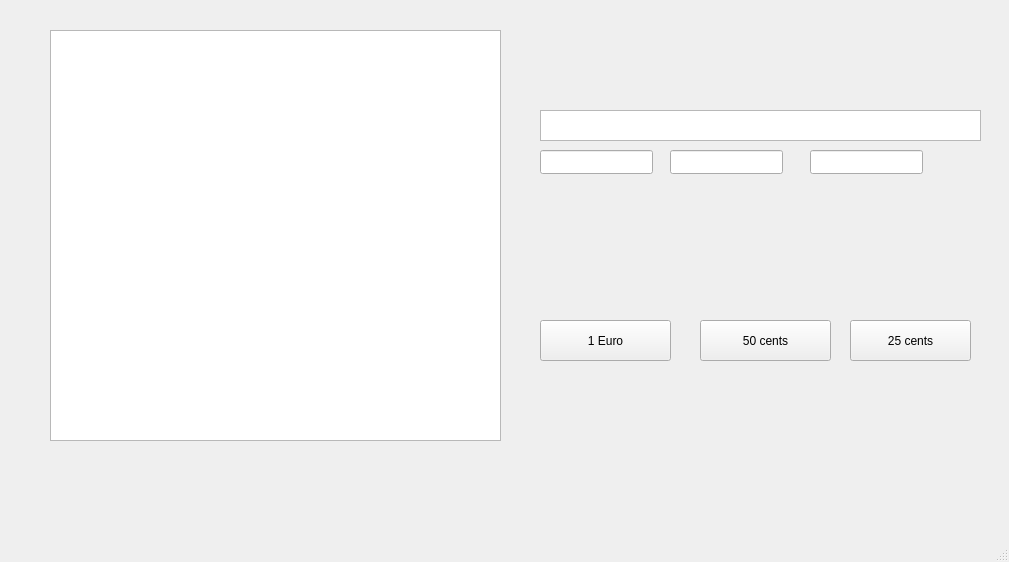
kdarock/CoffeeMachineGUI_QT_PROG4, file mainwindow.ui: the form before one commit.
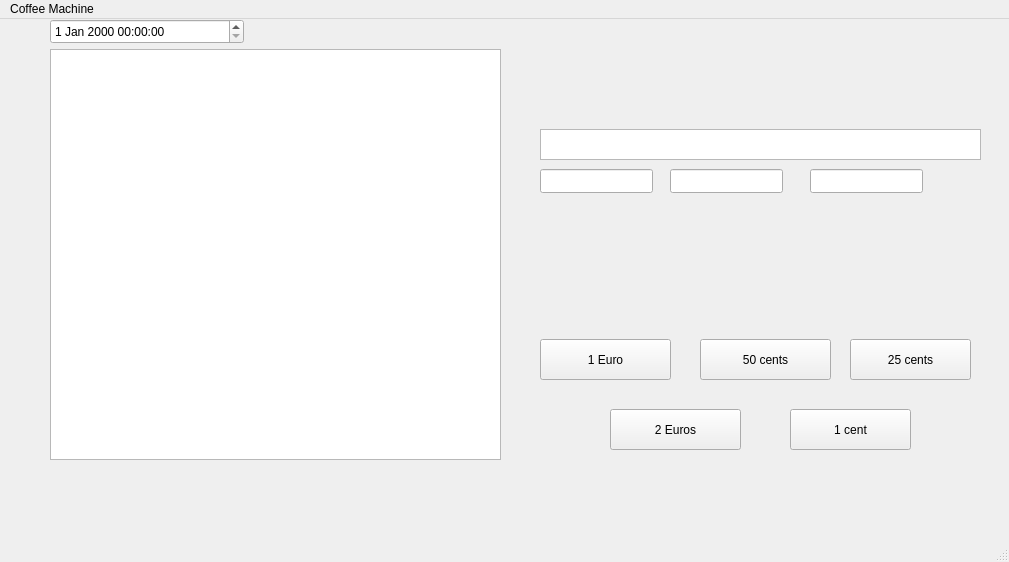
The form after the commit. The open tabs and pages were chosen to show the change.

```diff
--- a/mainwindow.ui
+++ b/mainwindow.ui
@@ -183,6 +183,32 @@
        <string>25 cents</string>
       </property>
      </widget>
+     <widget class="QPushButton" name="pushButton">
+      <property name="geometry">
+       <rect>
+        <x>80</x>
+        <y>170</y>
+        <width>131</width>
+        <height>41</height>
+       </rect>
+      </property>
+      <property name="text">
+       <string>2 Euros</string>
+      </property>
+     </widget>
+     <widget class="QPushButton" name="pushButton_2">
+      <property name="geometry">
+       <rect>
+        <x>260</x>
+        <y>170</y>
+        <width>121</width>
+        <height>41</height>
+       </rect>
+      </property>
+      <property name="text">
+       <string>1 cent</string>
+      </property>
+     </widget>
     </widget>
     <widget class="QWidget" name="page_Admin">
      <widget class="QPushButton" name="pbRefill">
@@ -289,6 +315,16 @@
      </rect>
     </property>
    </widget>
+   <widget class="QDateTimeEdit" name="currentDateTime">
+    <property name="geometry">
+     <rect>
+      <x>50</x>
+      <y>0</y>
+      <width>194</width>
+      <height>25</height>
+     </rect>
+    </property>
+   </widget>
   </widget>
   <widget class="QMenuBar" name="menubar">
    <property name="geometry">
@@ -296,9 +332,15 @@
      <x>0</x>
      <y>0</y>
      <width>1009</width>
-     <height>21</height>
+     <height>17</height>
     </rect>
    </property>
+   <widget class="QMenu" name="menuCoffee_Machine">
+    <property name="title">
+     <string>Coffee Machine</string>
+    </property>
+   </widget>
+   <addaction name="menuCoffee_Machine"/>
   </widget>
   <widget class="QStatusBar" name="statusbar"/>
  </widget>
```
Left out of the diff: 2 changed lines with no effect on the pictures.
